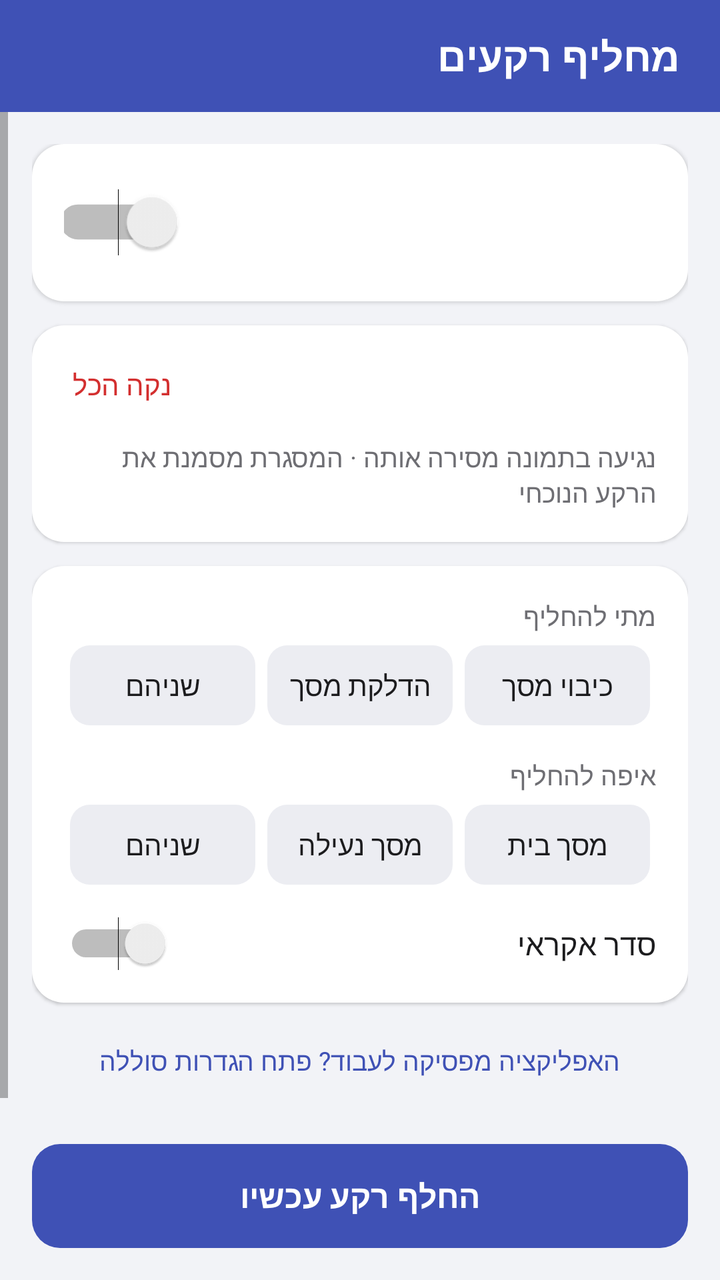
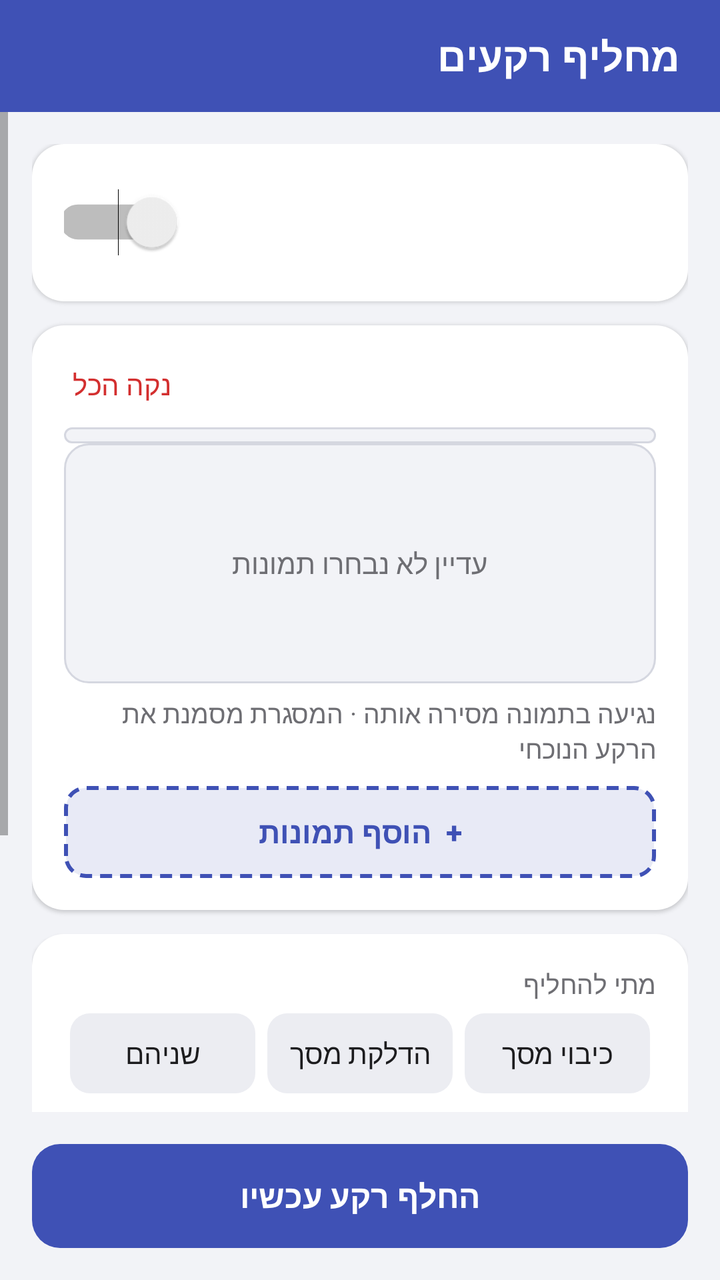

An Android layout rendered at two revisions. The XML below is the earlier revision; the diff shows what the commit changed to produce the second picture.
<!-- AndroidManifest.xml: application theme AppTheme -->
<!-- res/layout/activity_main.xml -->
<?xml version="1.0" encoding="utf-8"?>
<LinearLayout xmlns:android="http://schemas.android.com/apk/res/android"
    android:layout_width="match_parent"
    android:layout_height="match_parent"
    android:layoutDirection="rtl"
    android:orientation="vertical">

    
    <TextView
        android:layout_width="match_parent"
        android:layout_height="56dp"
        android:background="@color/primary"
        android:gravity="center_vertical|start"
        android:paddingStart="20dp"
        android:paddingEnd="20dp"
        android:text="@string/app_name"
        android:textColor="#FFFFFF"
        android:textSize="20sp"
        android:textStyle="bold" />

    <ScrollView
        android:layout_width="match_parent"
        android:layout_height="0dp"
        android:layout_weight="1">

        <LinearLayout
            android:layout_width="match_parent"
            android:layout_height="wrap_content"
            android:orientation="vertical"
            android:padding="16dp">

            
            <LinearLayout
                style="@style/Card"
                android:gravity="center_vertical"
                android:orientation="horizontal">

                <LinearLayout
                    android:layout_width="0dp"
                    android:layout_height="wrap_content"
                    android:layout_weight="1"
                    android:orientation="vertical">

                    <TextView
                        android:id="@+id/statusTitle"
                        android:layout_width="match_parent"
                        android:layout_height="wrap_content"
                        android:textSize="20sp"
                        android:textStyle="bold" />

                    <TextView
                        android:id="@+id/statusSub"
                        android:layout_width="match_parent"
                        android:layout_height="wrap_content"
                        android:layout_marginTop="2dp"
                        android:textColor="@color/text_secondary"
                        android:textSize="13sp" />
                </LinearLayout>

                <Switch
                    android:id="@+id/enabledSwitch"
                    android:layout_width="wrap_content"
                    android:layout_height="wrap_content"
                    android:scaleX="1.25"
                    android:scaleY="1.25" />
            </LinearLayout>

            
            <LinearLayout style="@style/Card">

                <LinearLayout
                    android:layout_width="match_parent"
                    android:layout_height="wrap_content"
                    android:layout_marginBottom="8dp"
                    android:orientation="horizontal">

                    <TextView
                        android:id="@+id/countText"
                        android:layout_width="0dp"
                        android:layout_height="wrap_content"
                        android:layout_weight="1"
                        android:textColor="@color/text"
                        android:textSize="16sp"
                        android:textStyle="bold" />

                    <TextView
                        android:id="@+id/clearAll"
                        android:layout_width="wrap_content"
                        android:layout_height="wrap_content"
                        android:padding="4dp"
                        android:text="נקה הכל"
                        android:textColor="@color/danger"
                        android:textSize="14sp" />
                </LinearLayout>

                <GridLayout
                    android:id="@+id/imagesGrid"
                    android:layout_width="match_parent"
                    android:layout_height="wrap_content"
                    android:columnCount="3" />

                <TextView
                    android:id="@+id/gridHint"
                    style="@style/Label"
                    android:layout_marginTop="6dp"
                    android:layout_marginBottom="0dp"
                    android:text="נגיעה בתמונה מסירה אותה · המסגרת מסמנת את הרקע הנוכחי" />
            </LinearLayout>

            
            <LinearLayout style="@style/Card">

                <TextView style="@style/Label" android:text="מתי להחליף" />

                <RadioGroup
                    android:id="@+id/triggerGroup"
                    android:layout_width="match_parent"
                    android:layout_height="wrap_content"
                    android:orientation="horizontal">
                    <RadioButton android:id="@+id/triggerOff" style="@style/Segment" android:text="כיבוי מסך" />
                    <RadioButton android:id="@+id/triggerOn" style="@style/Segment" android:text="הדלקת מסך" />
                    <RadioButton android:id="@+id/triggerBoth" style="@style/Segment" android:text="שניהם" />
                </RadioGroup>

                <TextView
                    style="@style/Label"
                    android:layout_marginTop="16dp"
                    android:text="איפה להחליף" />

                <RadioGroup
                    android:id="@+id/targetGroup"
                    android:layout_width="match_parent"
                    android:layout_height="wrap_content"
                    android:orientation="horizontal">
                    <RadioButton android:id="@+id/targetHome" style="@style/Segment" android:text="מסך בית" />
                    <RadioButton android:id="@+id/targetLock" style="@style/Segment" android:text="מסך נעילה" />
                    <RadioButton android:id="@+id/targetBoth" style="@style/Segment" android:text="שניהם" />
                </RadioGroup>

                <Switch
                    android:id="@+id/randomSwitch"
                    android:layout_width="match_parent"
                    android:layout_height="wrap_content"
                    android:layout_marginTop="16dp"
                    android:text="סדר אקראי"
                    android:textColor="@color/text"
                    android:textSize="15sp" />
            </LinearLayout>

            <TextView
                android:id="@+id/batteryLink"
                android:layout_width="match_parent"
                android:layout_height="wrap_content"
                android:gravity="center"
                android:padding="8dp"
                android:text="האפליקציה מפסיקה לעבוד? פתח הגדרות סוללה"
                android:textColor="@color/primary"
                android:textSize="13sp" />
        </LinearLayout>
    </ScrollView>

    
    <Button
        android:id="@+id/nowButton"
        android:layout_width="match_parent"
        android:layout_height="52dp"
        android:layout_margin="16dp"
        android:background="@drawable/btn_primary"
        android:stateListAnimator="@null"
        android:text="החלף רקע עכשיו"
        android:textColor="#FFFFFF"
        android:textSize="16sp"
        android:textStyle="bold" />
</LinearLayout>
<!-- resources referenced by this layout -->
<resources>
  <color name="danger">#D32F2F</color>
  <color name="primary">#3F51B5</color>
  <color name="text">#1C1C1E</color>
  <color name="text_secondary">#6E6E73</color>
  <!-- drawable btn_primary (drawable) -->
  <?xml version="1.0" encoding="utf-8"?>
  <ripple xmlns:android="http://schemas.android.com/apk/res/android" android:color="#33FFFFFF">
      <item><shape><solid android:color="@color/primary" /><corners android:radius="14dp" /></shape></item>
  </ripple>
  <string name="app_name">מחליף רקעים</string>
  <style name="Card">
          <item name="android:layout_width">match_parent</item>
          <item name="android:layout_height">wrap_content</item>
          <item name="android:layout_marginBottom">12dp</item>
          <item name="android:background">@drawable/card_bg</item>
          <item name="android:elevation">1dp</item>
          <item name="android:orientation">vertical</item>
          <item name="android:padding">16dp</item>
      </style>
  <style name="Label">
          <item name="android:layout_width">match_parent</item>
          <item name="android:layout_height">wrap_content</item>
          <item name="android:textColor">@color/text_secondary</item>
          <item name="android:textSize">13sp</item>
          <item name="android:layout_marginBottom">6dp</item>
      </style>
  <style name="Segment">
          <item name="android:layout_width">0dp</item>
          <item name="android:layout_height">40dp</item>
          <item name="android:layout_weight">1</item>
          <item name="android:layout_marginStart">3dp</item>
          <item name="android:layout_marginEnd">3dp</item>
          <item name="android:button">@null</item>
          <item name="android:gravity">center</item>
          <item name="android:background">@drawable/seg_bg</item>
          <item name="android:textColor">@color/seg_text</item>
          <item name="android:textSize">14sp</item>
      </style>
  <style name="AppTheme" parent="android:Theme.Material.Light.NoActionBar">
          <item name="android:colorPrimary">@color/primary</item>
          <item name="android:colorPrimaryDark">@color/primary_dark</item>
          <item name="android:colorAccent">@color/primary</item>
          <item name="android:windowBackground">@color/bg</item>
          <item name="android:statusBarColor">@color/primary_dark</item>
      </style>
  <!-- drawable card_bg (drawable) -->
  <?xml version="1.0" encoding="utf-8"?>
  <shape xmlns:android="http://schemas.android.com/apk/res/android">
      <solid android:color="@color/card" />
      <corners android:radius="16dp" />
  </shape>
  <!-- drawable seg_bg (drawable) -->
  <?xml version="1.0" encoding="utf-8"?>
  <selector xmlns:android="http://schemas.android.com/apk/res/android">
      <item android:state_checked="true">
          <shape><solid android:color="@color/primary" /><corners android:radius="10dp" /></shape>
      </item>
      <item>
          <shape><solid android:color="@color/seg_off" /><corners android:radius="10dp" /></shape>
      </item>
  </selector>
  <color name="primary_dark">#303F9F</color>
  <color name="bg">#F2F3F7</color>
  <color name="card">#FFFFFF</color>
  <color name="seg_off">#ECEDF2</color>
</resources>

<!-- the commit's change to res/layout/activity_main.xml (unified diff, before → after) -->
@@ -93,11 +93,32 @@
                         android:textSize="14sp" />
                 </LinearLayout>
 
-                <GridLayout
-                    android:id="@+id/imagesGrid"
-                    android:layout_width="match_parent"
-                    android:layout_height="wrap_content"
-                    android:columnCount="3" />
+                
+                <ScrollView
+                    android:id="@+id/gridScroll"
+                    android:layout_width="match_parent"
+                    android:layout_height="wrap_content"
+                    android:background="@drawable/grid_box"
+                    android:fadeScrollbars="false"
+                    android:padding="4dp"
+                    android:scrollbarStyle="insideOverlay">
+
+                    <GridLayout
+                        android:id="@+id/imagesGrid"
+                        android:layout_width="match_parent"
+                        android:layout_height="wrap_content"
+                        android:columnCount="4" />
+                </ScrollView>
+
+                <TextView
+                    android:id="@+id/emptyText"
+                    android:layout_width="match_parent"
+                    android:layout_height="120dp"
+                    android:background="@drawable/grid_box"
+                    android:gravity="center"
+                    android:text="עדיין לא נבחרו תמונות"
+                    android:textColor="@color/text_secondary"
+                    android:textSize="14sp" />
 
                 <TextView
                     android:id="@+id/gridHint"
@@ -105,6 +126,18 @@
                     android:layout_marginTop="6dp"
                     android:layout_marginBottom="0dp"
                     android:text="נגיעה בתמונה מסירה אותה · המסגרת מסמנת את הרקע הנוכחי" />
+
+                <Button
+                    android:id="@+id/addButton"
+                    android:layout_width="match_parent"
+                    android:layout_height="46dp"
+                    android:layout_marginTop="10dp"
+                    android:background="@drawable/add_tile"
+                    android:stateListAnimator="@null"
+                    android:text="+  הוסף תמונות"
+                    android:textColor="@color/primary"
+                    android:textSize="15sp"
+                    android:textStyle="bold" />
             </LinearLayout>
 
             
<!-- resource entries referenced after the edit -->
@@ -4,11 +4,29 @@
   <color name="primary">#3F51B5</color>
   <color name="text">#1C1C1E</color>
   <color name="text_secondary">#6E6E73</color>
+  <!-- drawable add_tile (drawable) -->
+  <?xml version="1.0" encoding="utf-8"?>
+  <ripple xmlns:android="http://schemas.android.com/apk/res/android" android:color="#223F51B5">
+      <item>
+          <shape>
+              <solid android:color="@color/primary_light" />
+              <stroke android:width="2dp" android:color="@color/primary" android:dashWidth="6dp" android:dashGap="4dp" />
+              <corners android:radius="10dp" />
+          </shape>
+      </item>
+  </ripple>
   <!-- drawable btn_primary (drawable) -->
   <?xml version="1.0" encoding="utf-8"?>
   <ripple xmlns:android="http://schemas.android.com/apk/res/android" android:color="#33FFFFFF">
       <item><shape><solid android:color="@color/primary" /><corners android:radius="14dp" /></shape></item>
   </ripple>
+  <!-- drawable grid_box (drawable) -->
+  <?xml version="1.0" encoding="utf-8"?>
+  <shape xmlns:android="http://schemas.android.com/apk/res/android">
+      <solid android:color="@color/bg" />
+      <stroke android:width="1dp" android:color="#D5D7E0" />
+      <corners android:radius="12dp" />
+  </shape>
   <string name="app_name">מחליף רקעים</string>
   <style name="Card">
           <item name="android:layout_width">match_parent</item>
@@ -45,6 +63,7 @@
           <item name="android:windowBackground">@color/bg</item>
           <item name="android:statusBarColor">@color/primary_dark</item>
       </style>
+  <color name="primary_light">#E8EAF6</color>
   <!-- drawable card_bg (drawable) -->
   <?xml version="1.0" encoding="utf-8"?>
   <shape xmlns:android="http://schemas.android.com/apk/res/android">
